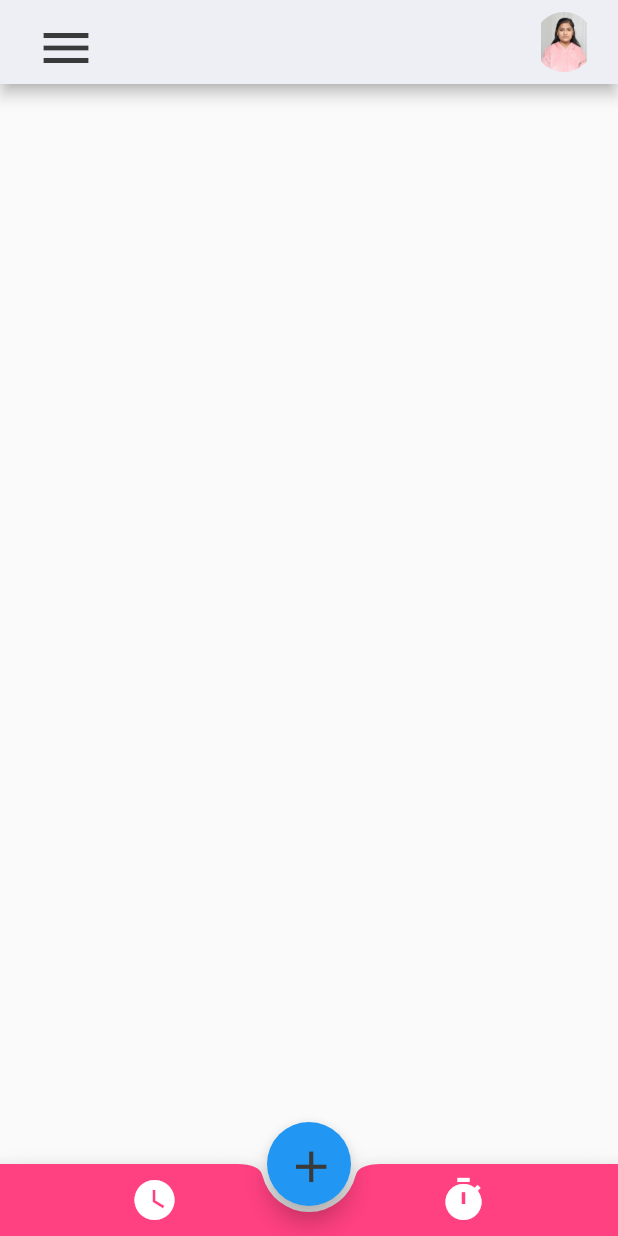
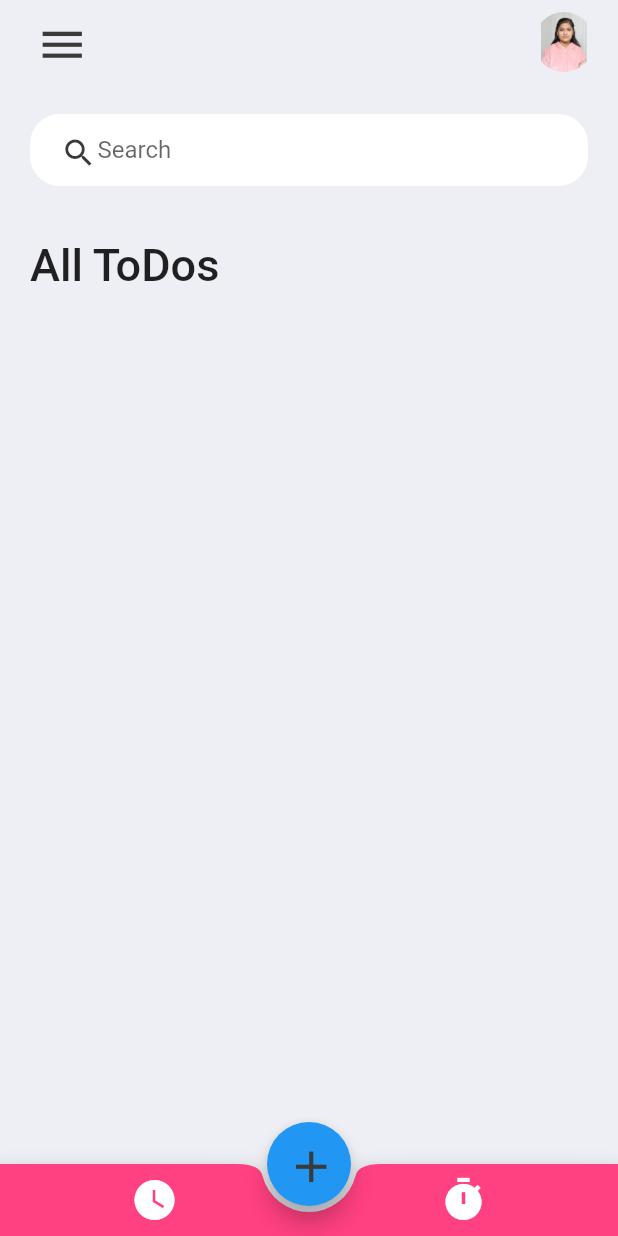
Before and after one commit to thetechgirlgita/ToDoList, a Flutter app: the screen it shows after launch, on a phone screen of 412 x 824 dp. Run offline on Flutter 3.47's test engine with Material 2 defaults, Android fonts, the phone set to English and light mode, and no system bars.

Commit message:
Adding search box and text

```diff
--- a/lib/constants.dart
+++ b/lib/constants.dart
@@ -1,12 +1,14 @@
 import 'package:flutter/material.dart';
 
 
-final DateTime date = DateTime.now();
-
-final Color IconColor = Color(0xFF3A3A3A);
+//-----------------------------------------------------------------Colors and variables ---------------------------------------------------------------------//
 
 final Color AB = Color(0xFFEEEEFF5); // AppBar backgornd colour
 //final Color Card = Color(0xff);
+final Color IconColor = Color(0xFF3A3A3A);
+final DateTime date = DateTime.now();
+
+//-------------------------------------------------------------------Methods-----------------------------------------------------------------------------//
 
 tStyle(
   String text,
@@ -20,21 +22,56 @@ tStyle(
       ));
 }
 IconB(
-    Function onTap,
-    IconData icon,
-Color color,
-    double size,
+    Function onTap, IconData icon, Color color, double size,) {return IconButton(onPressed: onTap(), icon:  Icon(icon, color: color, size: size,),);
 
-)
-{
-  return IconButton(
-    onPressed: onTap(),
-    icon:  Icon(
-     icon,
-      color: color,
-      size: size,
+
+}
+//-----------------------------------------------------------------------------Function---------------------------------------------------------------------//
+
+
+AppBar buildAppBar() {
+  return AppBar(
+    elevation: 0,
+    backgroundColor: AB,
+    title: Row(
+      mainAxisAlignment: MainAxisAlignment.spaceBetween,
+      children: [
+        IconB(() {}, Icons.menu, IconColor, 35),
+        Container(
+            height: 40,
+            width: 40,
+            child:
+            ClipRRect(
+              borderRadius: BorderRadius.circular(30),
+              child: Image.asset("Images/MyFormal.jpg"),))
+      ],
     ),
   );
 
+}
 
+Container SearchBox(){
+  return
+  Container(
+    padding: EdgeInsets.symmetric(horizontal: 20),
+    decoration: BoxDecoration(
+      color: Colors.white,
+      borderRadius: BorderRadius.circular(20),
+    ),
+    child: TextField(
+      decoration: InputDecoration(
+        contentPadding: EdgeInsets.all(0),
+        prefixIcon: Icon(
+          Icons.search,
+          color: IconColor,
+        ), //a method calling function which is present in constant.dart file
+        prefixIconConstraints: BoxConstraints(
+          maxHeight: 20,
+          minWidth: 25,
+        ),
+        border: InputBorder.none,
+        hintText: "Search",
+      ),
+    ),
+  );
 }
--- a/lib/initialPage.dart
+++ b/lib/initialPage.dart
@@ -1,3 +1,4 @@
+import 'package:flutter/cupertino.dart';
 import 'package:flutter/material.dart';
 import 'constants.dart';
 
@@ -11,23 +12,36 @@ class _todoState extends State<todo> {
   @override
   Widget build(BuildContext context) {
     return Scaffold(
-        appBar: AppBar(
+      appBar:
+          buildAppBar(), // a method calling function which is present in constant.dart file
+
       backgroundColor: AB,
-          title: Row(
-            mainAxisAlignment: MainAxisAlignment.spaceBetween,
+      body: Container(
+        padding: EdgeInsets.symmetric(horizontal: 20, vertical: 20),
+        child: Column(
           children: [
-              IconB(() {}, Icons.menu, IconColor, 40),
+            SearchBox(),
+            Expanded(
+              child:
+              ListView(
+                children: [
                   Container(
-                height: 40,
-                width: 40,
-                child:
-              ClipRRect(
-                borderRadius: BorderRadius.circular(30),
-                child: Image.asset("Images/MyFormal.jpg"),))
+                    margin: EdgeInsets.only(top: 35, bottom: 20),
+                    child: Text("All ToDos",
+                      style: TextStyle(
+                        fontSize: 30,
+                        fontWeight: FontWeight.w500,
+                      ),
+                    ),
+                  )
+                ],
+
+              )
+            )// a method calling search box fubction from constant.dart file.
           ],
         ),
       ),
-        body: Scaffold(
+
       bottomNavigationBar: BottomAppBar(
         color: Colors.pinkAccent,
         shape: const CircularNotchedRectangle(),
@@ -54,10 +68,10 @@ class _todoState extends State<todo> {
       floatingActionButton: FloatingActionButton(
         onPressed: () {},
         foregroundColor: const Color(0xffffffff),
-            child: IconB(() {}, Icons.add, IconColor, 35),
+        child: IconB(() {}, Icons.add, IconColor,
+            35), //a method calling function which is present in constant.dart file
       ),
-          floatingActionButtonLocation:
-              FloatingActionButtonLocation.centerDocked,
-        ));
+      floatingActionButtonLocation: FloatingActionButtonLocation.centerDocked,
+    );
   }
 }
```
Also changed, not shown: lib/todo_list.dart (added). Lines whose indentation alone changed are shown as unchanged.
